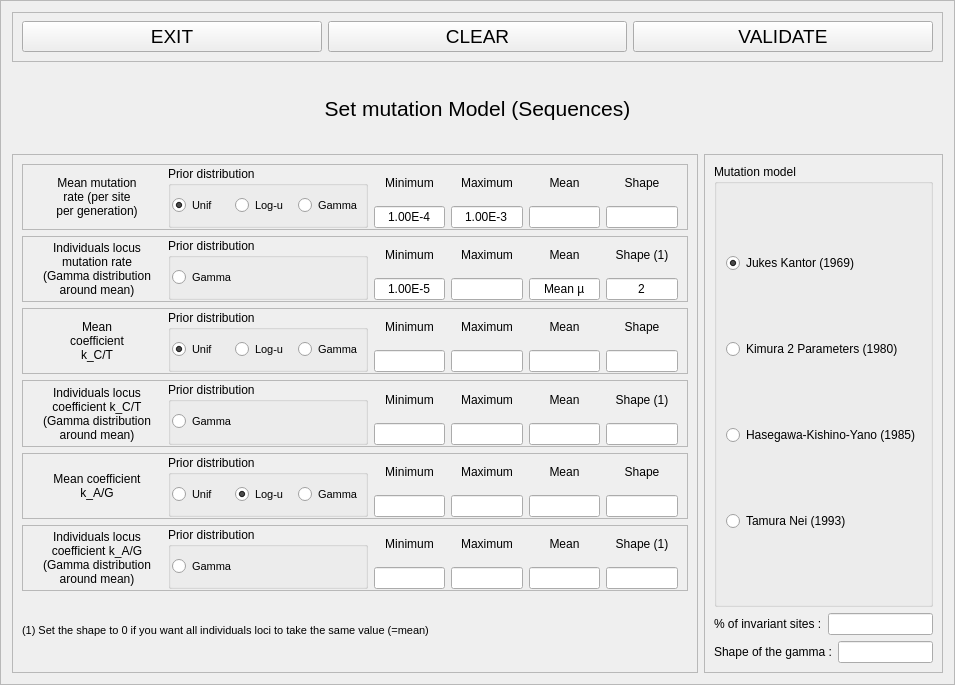
First picture: the form in python_interface/uis/setMutationModelSequences.ui, repository cbgp/diyabc, before the edit.
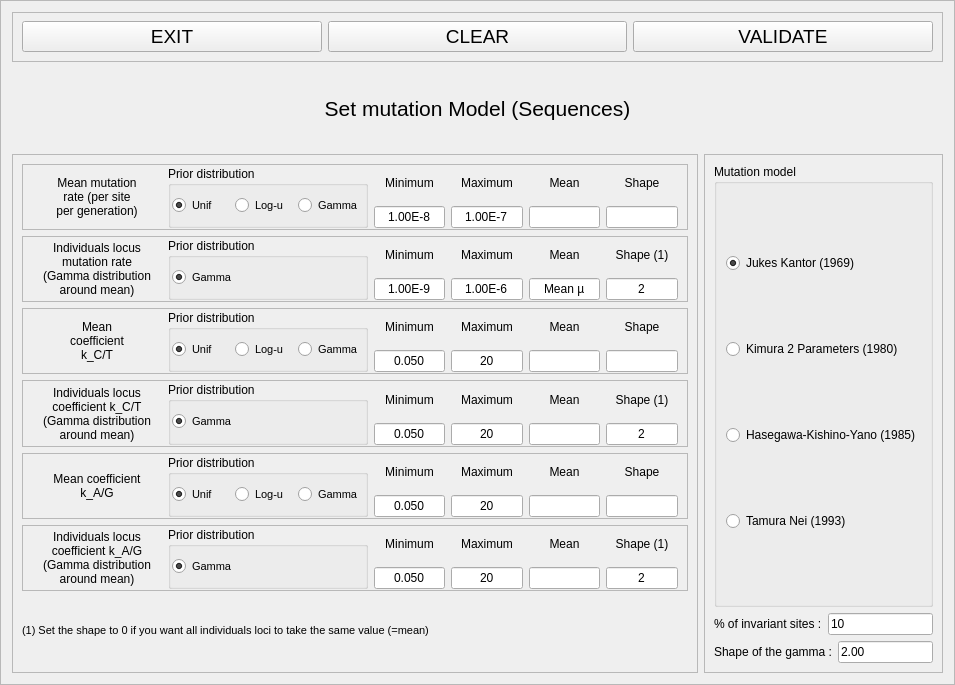
Second picture: the form after the edit.

Commit message: valeurs par defaut des mutation models

Diff of the .ui file:
```diff
--- a/python_interface/uis/setMutationModelSequences.ui
+++ b/python_interface/uis/setMutationModelSequences.ui
@@ -285,7 +285,7 @@
                 </size>
                </property>
                <property name="text">
-                <string>1.00E-4</string>
+                <string>1.00E-8</string>
                </property>
                <property name="alignment">
                 <set>Qt::AlignCenter</set>
@@ -321,7 +321,7 @@
                 </size>
                </property>
                <property name="text">
-                <string>1.00E-3</string>
+                <string>1.00E-7</string>
                </property>
                <property name="alignment">
                 <set>Qt::AlignCenter</set>
@@ -487,6 +487,9 @@
                 <property name="text">
                  <string>Gamma</string>
                 </property>
+                <property name="checked">
+                 <bool>true</bool>
+                </property>
                </widget>
               </item>
              </layout>
@@ -519,7 +522,7 @@
                 </size>
                </property>
                <property name="text">
-                <string>1.00E-5</string>
+                <string>1.00E-9</string>
                </property>
                <property name="alignment">
                 <set>Qt::AlignCenter</set>
@@ -554,6 +557,9 @@
                  <height>16777215</height>
                 </size>
                </property>
+               <property name="text">
+                <string>1.00E-6</string>
+               </property>
                <property name="alignment">
                 <set>Qt::AlignCenter</set>
                </property>
@@ -784,6 +790,9 @@
                  <height>16777215</height>
                 </size>
                </property>
+               <property name="text">
+                <string>0.050</string>
+               </property>
                <property name="alignment">
                 <set>Qt::AlignCenter</set>
                </property>
@@ -817,6 +826,9 @@
                  <height>16777215</height>
                 </size>
                </property>
+               <property name="text">
+                <string>20</string>
+               </property>
                <property name="alignment">
                 <set>Qt::AlignCenter</set>
                </property>
@@ -981,6 +993,9 @@
                 <property name="text">
                  <string>Gamma</string>
                 </property>
+                <property name="checked">
+                 <bool>true</bool>
+                </property>
                </widget>
               </item>
              </layout>
@@ -1012,6 +1027,9 @@
                  <height>16777215</height>
                 </size>
                </property>
+               <property name="text">
+                <string>0.050</string>
+               </property>
                <property name="alignment">
                 <set>Qt::AlignCenter</set>
                </property>
@@ -1045,6 +1063,9 @@
                  <height>16777215</height>
                 </size>
                </property>
+               <property name="text">
+                <string>20</string>
+               </property>
                <property name="alignment">
                 <set>Qt::AlignCenter</set>
                </property>
@@ -1111,6 +1132,9 @@
                  <height>16777215</height>
                 </size>
                </property>
+               <property name="text">
+                <string>2</string>
+               </property>
                <property name="alignment">
                 <set>Qt::AlignCenter</set>
                </property>
@@ -1207,6 +1231,9 @@
                 <property name="text">
                  <string>Unif</string>
                 </property>
+                <property name="checked">
+                 <bool>true</bool>
+                </property>
                </widget>
               </item>
               <item>
@@ -1220,7 +1247,7 @@
                  <string>Log-u</string>
                 </property>
                 <property name="checked">
-                 <bool>true</bool>
+                 <bool>false</bool>
                 </property>
                </widget>
               </item>
@@ -1265,6 +1292,9 @@
                  <height>16777215</height>
                 </size>
                </property>
+               <property name="text">
+                <string>0.050</string>
+               </property>
                <property name="alignment">
                 <set>Qt::AlignCenter</set>
                </property>
@@ -1298,6 +1328,9 @@
                  <height>16777215</height>
                 </size>
                </property>
+               <property name="text">
+                <string>20</string>
+               </property>
                <property name="alignment">
                 <set>Qt::AlignCenter</set>
                </property>
@@ -1462,6 +1495,9 @@
                 <property name="text">
                  <string>Gamma</string>
                 </property>
+                <property name="checked">
+                 <bool>true</bool>
+                </property>
                </widget>
               </item>
              </layout>
@@ -1493,6 +1529,9 @@
                  <height>16777215</height>
                 </size>
                </property>
+               <property name="text">
+                <string>0.050</string>
+               </property>
                <property name="alignment">
                 <set>Qt::AlignCenter</set>
                </property>
@@ -1526,6 +1565,9 @@
                  <height>16777215</height>
                 </size>
                </property>
+               <property name="text">
+                <string>20</string>
+               </property>
                <property name="alignment">
                 <set>Qt::AlignCenter</set>
                </property>
@@ -1592,6 +1634,9 @@
                  <height>16777215</height>
                 </size>
                </property>
+               <property name="text">
+                <string>2</string>
+               </property>
                <property name="alignment">
                 <set>Qt::AlignCenter</set>
                </property>
@@ -1676,7 +1721,11 @@
            </widget>
           </item>
           <item row="0" column="1" colspan="2">
-           <widget class="QLineEdit" name="lineEdit_25"/>
+           <widget class="QLineEdit" name="lineEdit_25">
+            <property name="text">
+             <string>10</string>
+            </property>
+           </widget>
           </item>
           <item row="1" column="0" colspan="2">
            <widget class="QLabel" name="label_2">
@@ -1686,7 +1735,11 @@
            </widget>
           </item>
           <item row="1" column="2">
-           <widget class="QLineEdit" name="lineEdit_26"/>
+           <widget class="QLineEdit" name="lineEdit_26">
+            <property name="text">
+             <string>2.00</string>
+            </property>
+           </widget>
           </item>
          </layout>
         </item>
```
The commit also changes 4 other files.
